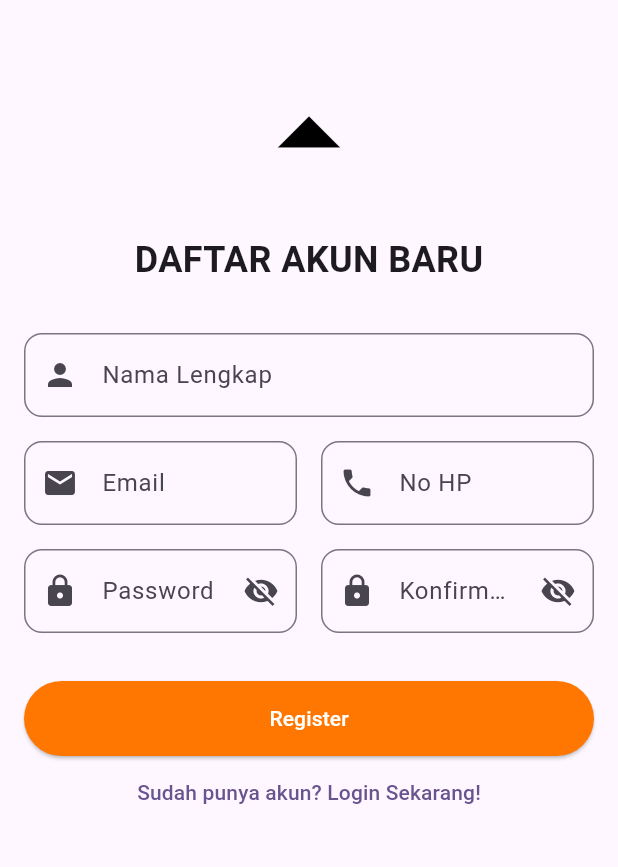
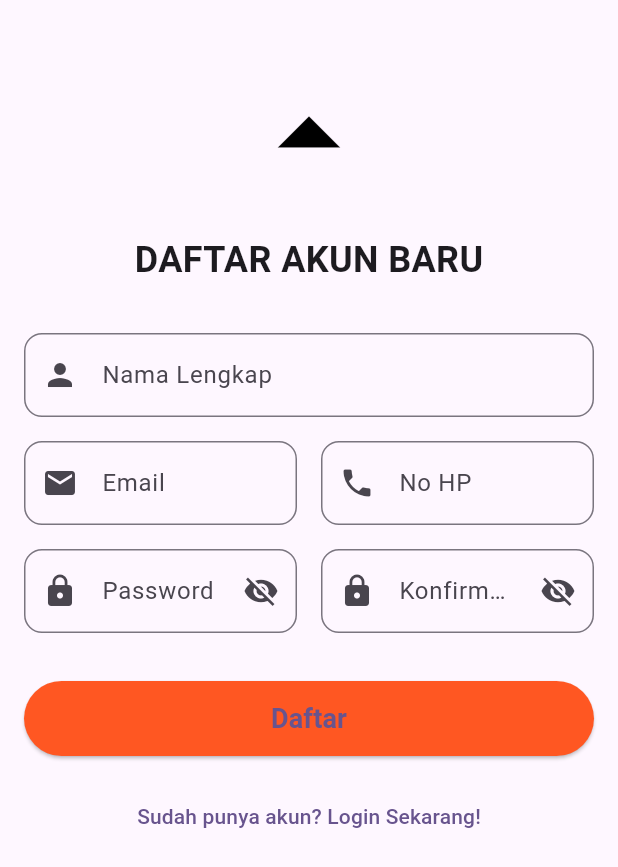
Before and after one commit to AnggaWdnt/20220140140_ucp1flutter, a Flutter app: the RegisterPage screen opened directly, on a phone screen of 412 x 824 dp. Shown: the top 867 px of the screen. Run offline on Flutter 3.47's test engine with Material 3 defaults, Android fonts, the phone set to English and light mode, and no system bars.

Commit message:
merubah bentuk button,warna, dan kata

```diff
--- a/lib/registerpage.dart
+++ b/lib/registerpage.dart
@@ -110,22 +110,31 @@ class _RegisterPageState extends State<RegisterPage> {
                   ),
                   SizedBox(height: 32),
 
-              ElevatedButton(
+                               SizedBox(
+                    width: double.infinity,
+                    height: 50,
+                    child: ElevatedButton(
                       style: ElevatedButton.styleFrom(
-                  minimumSize: Size(500, 50),
-                  backgroundColor: const Color.fromARGB(255, 255, 119, 0),
-                  foregroundColor: Colors.white,
+                        backgroundColor: Color(0xFFFF5722),
+                        shape: RoundedRectangleBorder(
+                          borderRadius: BorderRadius.circular(30),
+                        ),
                       ),
                       onPressed: () {
                         if (_formKey.currentState!.validate()) {
                           Navigator.pushReplacement(
                             context,
-                      MaterialPageRoute(builder: (context) => const LoginPage())
+                            MaterialPageRoute(builder: (context) => const LoginPage()),
                           );
                         }
                       },
-
-                child: Text('Register')),
+                      child: Text(
+                        'Daftar',
+                        style: TextStyle(fontSize: 18, fontWeight: FontWeight.bold),
+                      ),
+                    ),
+                  ),
+                  SizedBox(height: 16),
               TextButton(
                 onPressed: () {
                   Navigator.pushNamed(context, '/login');
```
Lines whose indentation alone changed are shown as unchanged.
